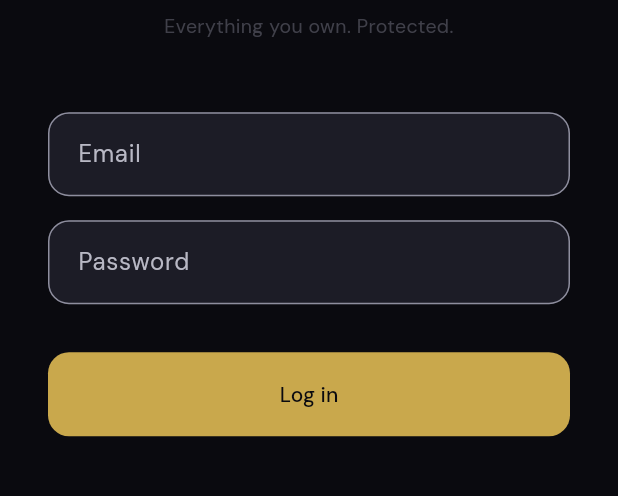
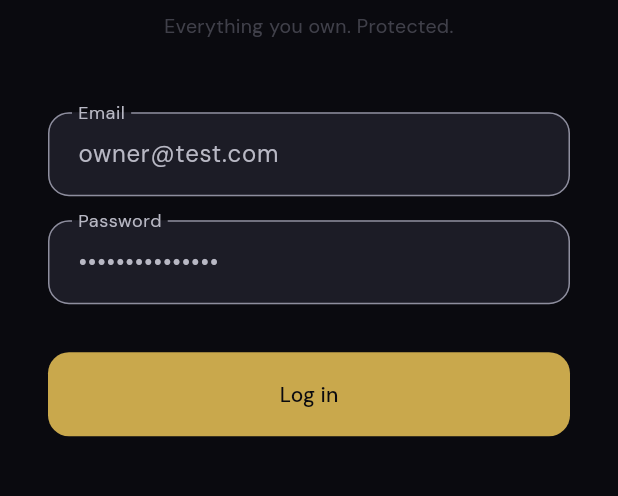
Before and after one commit to frpatino6/vaulted, a Flutter app: the screen it shows after launch, on a phone screen of 412 x 824 dp, the part 427-923 px from its top. Run offline on Flutter 3.47's test engine with Material 3 defaults, Android fonts, the phone set to English and light mode, and no system bars; our stand-ins replace cached_network_image, dio, dotted_border, fl_chart, flutter_riverpod, flutter_secure_storage and 6 more; missing offline and left inert: mobile_scanner; accounts and stored records are empty; generated files the repository leaves out were written again.

Commit message:
revert: restore test credentials in login screen (temporary)
https://claude.ai/code/session_018fBAW8YhhrYFdJKsQCW8RF

```diff
--- a/apps/mobile/lib/features/auth/presentation/login_screen.dart
+++ b/apps/mobile/lib/features/auth/presentation/login_screen.dart
@@ -15,8 +15,8 @@ class LoginScreen extends ConsumerStatefulWidget {
 
 class _LoginScreenState extends ConsumerState<LoginScreen>
     with SingleTickerProviderStateMixin {
-  final _emailController = TextEditingController();
-  final _passwordController = TextEditingController();
+  final _emailController = TextEditingController(text: 'owner@test.com');
+  final _passwordController = TextEditingController(text: 'Test1234!Secure');
   final _formKey = GlobalKey<FormState>();
   late AnimationController _shimmerController;
   late Animation<double> _shimmerAnimation;
```
